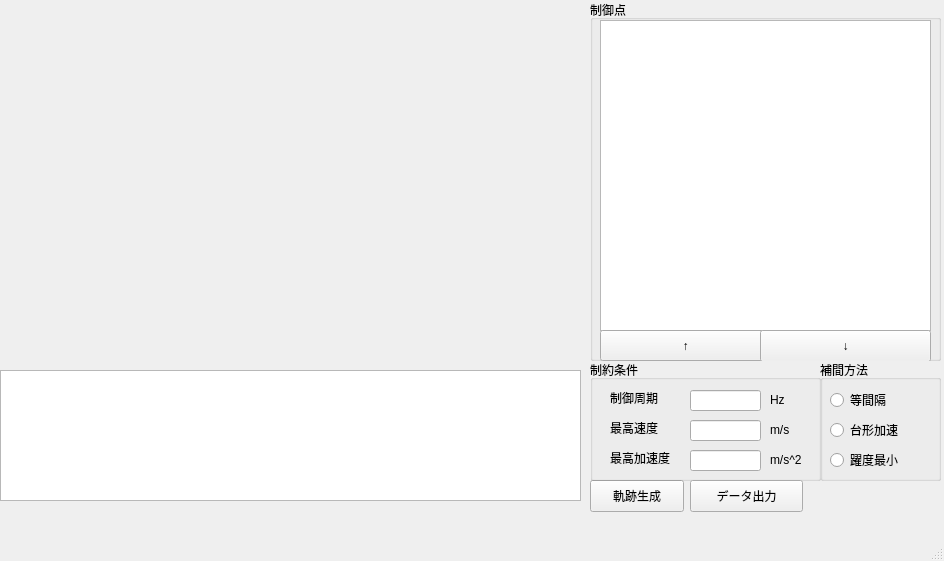
This is trajectory_generator.ui in surpace0924/trajectory_generator as Qt 5 draws it before an edit. The edited form follows.
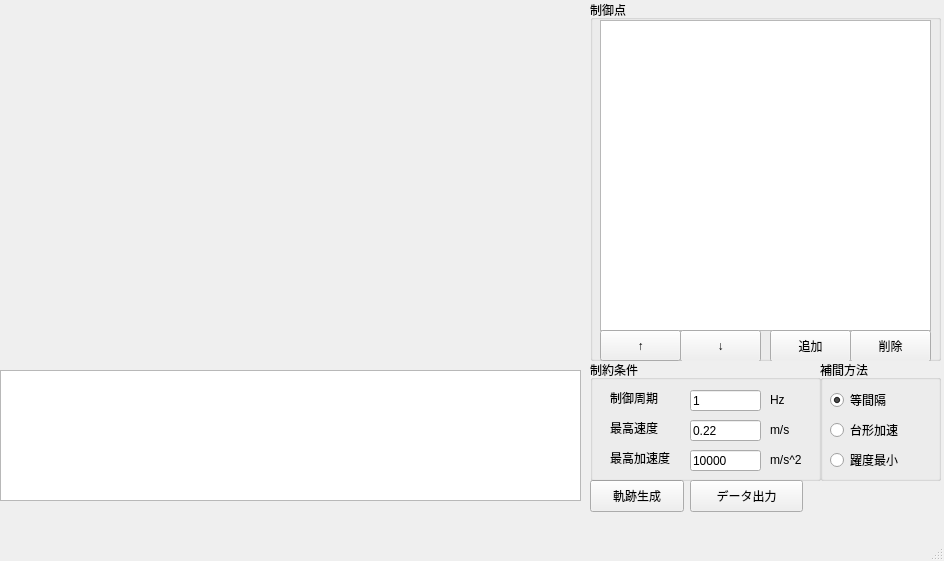
This is the edited form.

What changed in the file:
```diff
--- a/trajectory_generator.ui
+++ b/trajectory_generator.ui
@@ -80,7 +80,7 @@
       <rect>
        <x>10</x>
        <y>330</y>
-       <width>171</width>
+       <width>81</width>
        <height>31</height>
       </rect>
      </property>
@@ -91,9 +91,9 @@
     <widget class="QPushButton" name="pushButton_4">
      <property name="geometry">
       <rect>
-       <x>170</x>
+       <x>90</x>
        <y>330</y>
-       <width>171</width>
+       <width>81</width>
        <height>32</height>
       </rect>
      </property>
@@ -101,6 +101,32 @@
       <string>↓</string>
      </property>
     </widget>
+    <widget class="QPushButton" name="pushButton_5">
+     <property name="geometry">
+      <rect>
+       <x>180</x>
+       <y>330</y>
+       <width>81</width>
+       <height>32</height>
+      </rect>
+     </property>
+     <property name="text">
+      <string>追加</string>
+     </property>
+    </widget>
+    <widget class="QPushButton" name="pushButton_6">
+     <property name="geometry">
+      <rect>
+       <x>260</x>
+       <y>330</y>
+       <width>81</width>
+       <height>32</height>
+      </rect>
+     </property>
+     <property name="text">
+      <string>削除</string>
+     </property>
+    </widget>
    </widget>
    <widget class="QGroupBox" name="groupBox_2">
     <property name="geometry">
@@ -162,6 +188,9 @@
        <height>21</height>
       </rect>
      </property>
+     <property name="text">
+      <string>1</string>
+     </property>
     </widget>
     <widget class="QLineEdit" name="lineEdit_2">
      <property name="geometry">
@@ -172,6 +201,9 @@
        <height>21</height>
       </rect>
      </property>
+     <property name="text">
+      <string>0.22</string>
+     </property>
     </widget>
     <widget class="QLineEdit" name="lineEdit_3">
      <property name="geometry">
@@ -182,6 +214,9 @@
        <height>21</height>
       </rect>
      </property>
+     <property name="text">
+      <string>10000</string>
+     </property>
     </widget>
     <widget class="QLabel" name="label_4">
      <property name="geometry">
@@ -247,6 +282,9 @@
      <property name="text">
       <string>等間隔</string>
      </property>
+     <property name="checked">
+      <bool>true</bool>
+     </property>
     </widget>
     <widget class="QRadioButton" name="radioButton_5">
      <property name="geometry">
```
Left out of the diff: 36 changed lines with no effect on the pictures.
